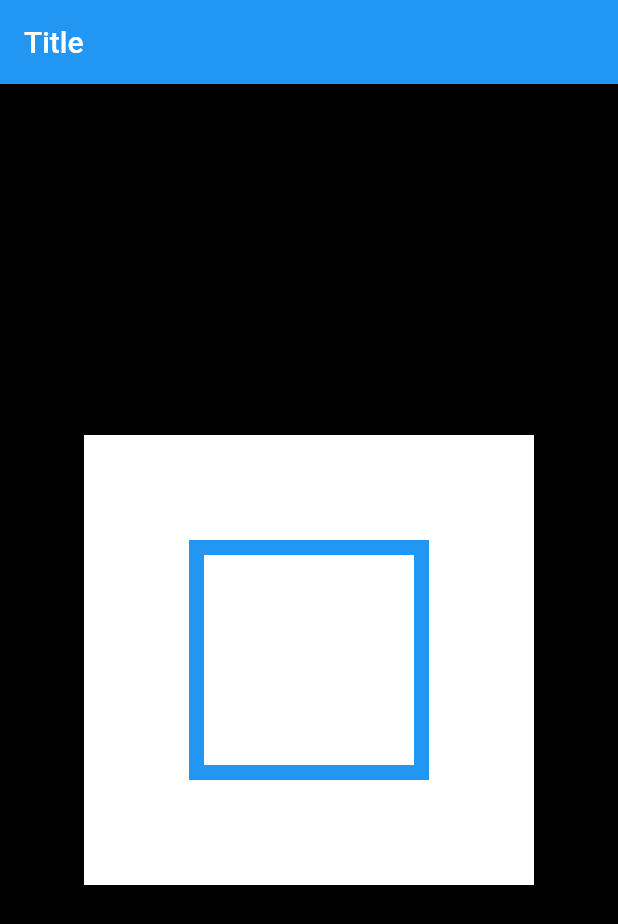
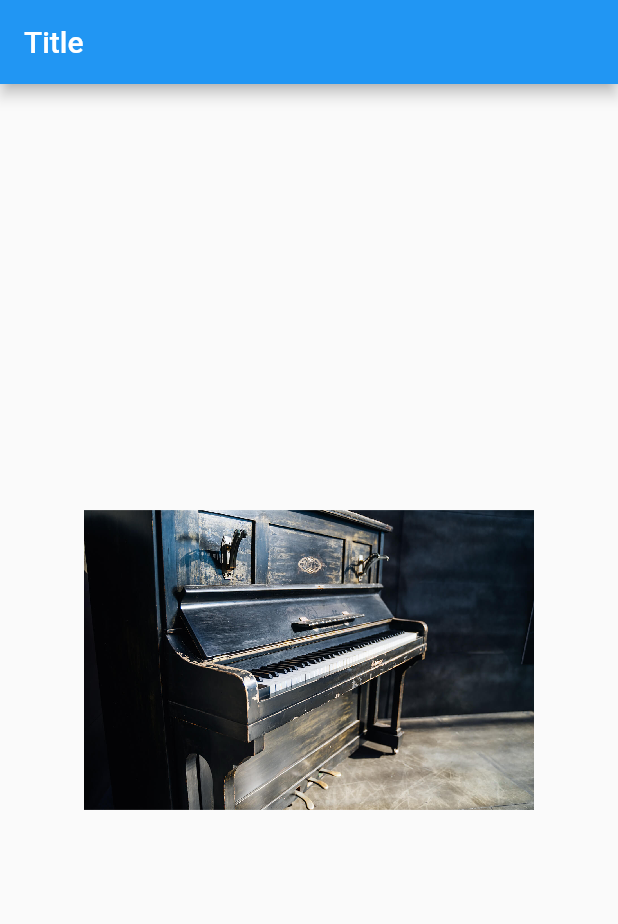
Before and after one commit to Avishek-Subedi/custom_paint, a Flutter app: the screen it shows after launch, on a phone screen of 412 x 824 dp. Shown: the top 924 px of the screen. Run offline on Flutter 3.47's test engine with Material 2 defaults, Android fonts, the phone set to English and light mode, and no system bars.

Commit message:
🚧 image_painter

```diff
--- a/lib/main.dart
+++ b/lib/main.dart
@@ -1,5 +1,6 @@
 import 'package:custom_paint/pages/line_paint_page.dart';
 import 'package:custom_paint/pages/rectangle_paint_page.dart';
+import 'package:custom_paint/pages/widgets/draw_image.dart';
 import 'package:flutter/material.dart';
 
 void main() {
@@ -18,7 +19,7 @@ class CustomPage extends StatelessWidget {
       appBar: AppBar(
         title: const Text('Title'),
       ),
-      body: Rectangle(),
+      body: ImagePaintPage(),
     );
   }
 }
--- /dev/null
+++ b/lib/pages/widgets/draw_image.dart
@@ -0,0 +1,65 @@
+import 'package:flutter/material.dart';
+import 'dart:ui' as ui;
+
+import 'package:flutter/services.dart';
+
+class ImagePaintPage extends StatefulWidget {
+  @override
+  _ImagePaintPageState createState() => _ImagePaintPageState();
+}
+
+class _ImagePaintPageState extends State<ImagePaintPage> {
+  ui.Image? image;
+
+  @override
+  void initState() {
+    super.initState();
+
+    loadImage('images/piano.jpg');
+  }
+
+  Future loadImage(String path) async {
+    final data = await rootBundle.load(path);
+    final bytes = data.buffer.asUint8List();
+    final image = await decodeImageFromList(bytes);
+
+    setState(() => this.image = image);
+  }
+
+  @override
+  Widget build(BuildContext context) => Scaffold(
+        body: Center(
+          child: image == null
+              ? CircularProgressIndicator()
+              : Container(
+                  height: 300,
+                  width: 300,
+                  child: FittedBox(
+                    child: SizedBox(
+                      width: image!.width.toDouble(),
+                      height: image!.height.toDouble(),
+                      child: CustomPaint(
+                        painter: ImagePainter(image!),
+                      ),
+                    ),
+                  ),
+                ),
+        ),
+      );
+}
+
+class ImagePainter extends CustomPainter {
+  final ui.Image image;
+
+  const ImagePainter(this.image);
+
+  @override
+  void paint(Canvas canvas, Size size) {
+    final paint = Paint();
+
+    canvas.drawImage(image, Offset.zero, paint);
+  }
+
+  @override
+  bool shouldRepaint(CustomPainter oldDelegate) => false;
+}
--- a/pubspec.yaml
+++ b/pubspec.yaml
@@ -58,8 +58,8 @@ flutter:
   uses-material-design: true
 
   # To add assets to your application, add an assets section, like this:
-  # assets:
-  #   - images/a_dot_burr.jpeg
+  assets:
+    - images/
   #   - images/a_dot_ham.jpeg
 
   # An image asset can refer to one or more resolution-specific "variants", see
```
Also changed, not shown: lib/pages/rectangle_paint_page.dart (+10 -8 lines), lib/pages/rounded_rectangle_page.dart (+32 -0 lines), images/piano.jpg (added).
